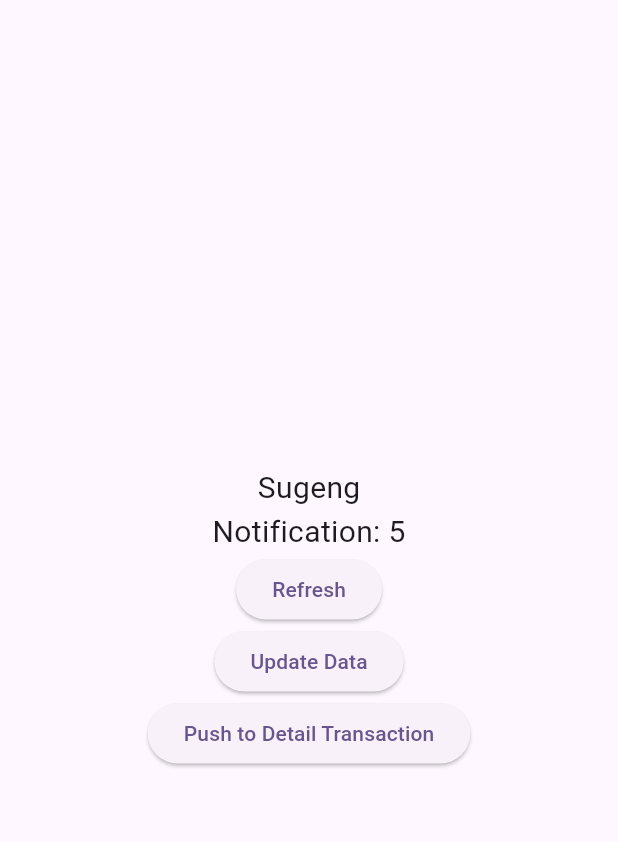
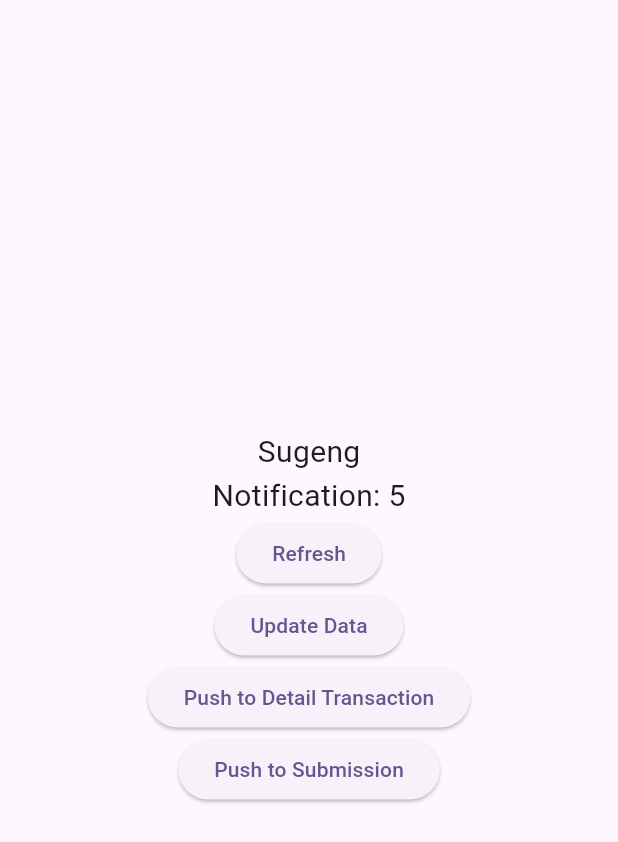
Before and after one commit to zynhrus/apptester_riverpod, a Flutter app: the screen it shows after launch, after a tap on "Refresh", on a phone screen of 412 x 824 dp. Shown: the top 842 px of the screen. Run offline on Flutter 3.47's test engine with Material 3 defaults, Android fonts, the phone set to English and light mode, and no system bars; our stand-ins replace equatable, flutter_riverpod, go_router, riverpod_annotation; generated files the repository leaves out were written again.

Commit message:
feat: add 1 module with multiple screen

```diff
--- a/lib/home/home_screen.dart
+++ b/lib/home/home_screen.dart
@@ -58,7 +58,13 @@ class _HomeScreenState extends ConsumerState<HomeScreen> {
                     event.onTapNavigate(context, "NWG-1212121212");
                   },
                   child: const Text('Push to Detail Transaction'),
-                )
+                ),
+                ElevatedButton(
+                  onPressed: () async {
+                    event.onTapNavigateSubmission(context, "sugeng123");
+                  },
+                  child: const Text('Push to Submission'),
+                ),
               ],
             ),
             Visibility(
--- a/lib/home/route/home_route.dart
+++ b/lib/home/route/home_route.dart
@@ -3,6 +3,8 @@ import 'package:app_riverpod/detail_transaction/route/detail_transaction_input_o
 import 'package:app_riverpod/detail_transaction/route/detail_transaction_route.dart';
 import 'package:app_riverpod/home/home_screen.dart';
 import 'package:app_riverpod/home/route/home_input_output.dart';
+import 'package:app_riverpod/submission/submssion_1/route/submission_1_route.dart';
+import 'package:app_riverpod/submission/submssion_1/route/suhmission_1_input_output.dart';
 import 'package:flutter/material.dart';
 import 'package:go_router/go_router.dart';
 import 'package:riverpod_annotation/riverpod_annotation.dart';
@@ -35,6 +37,7 @@ class HomeRoute extends BaseRoute<Null, HomeOutput> {
       routes: [
         // List of screen to navigate
         ref.read(detailTransactionRouteProvider).route(),
+        ref.read(submission1RouteProvider).route(),
         // ref.read(profileRouteProvider).route(),
         // ....
         // ref.read(profileRouteProvider).route(),
@@ -47,9 +50,9 @@ class HomeRoute extends BaseRoute<Null, HomeOutput> {
   Future<DetailTransactionOutput?> navigateToDetailTransaction(BuildContext context, DetailTransactionInput input) async {
     return ref.read(detailTransactionRouteProvider).push(context, input);
   }
-  // Future<ProfileOutput?> navigatetoProfile(BuildContext context, ProfileInput input) async {
-  //   return ref.read(profileRouteProvider).navigate(context, input);
-  // }
+  Future<Submission1Output?> navigatetoSubmission(BuildContext context, Submission1Input input) async {
+    return ref.read(submission1RouteProvider).push(context, input);
+  }
   // ....
   // Future<ProfileOutput?> navigatetoProfile(BuildContext context, ProfileInput input) async {
   //   return ref.read(profileRouteProvider).navigate(context, input);
--- /dev/null
+++ b/lib/submission/submission_2/route/submission_2_route.dart
@@ -0,0 +1,40 @@
+import 'package:app_riverpod/core/router/base_route.dart';
+import 'package:app_riverpod/submission/submission_2/route/suhmission_2_input_output.dart';
+import 'package:app_riverpod/submission/submission_2/submission_2_screen.dart';
+import 'package:app_riverpod/submission/submission_3/route/submission_3_route.dart';
+import 'package:app_riverpod/submission/submission_3/route/suhmission_3_input_output.dart';
+import 'package:flutter/material.dart';
+import 'package:go_router/go_router.dart';
+import 'package:riverpod_annotation/riverpod_annotation.dart';
+
+part 'submission_2_route.g.dart';
+
+@riverpod
+Submission2Route submission2Route(Submission2RouteRef ref) {
+  return Submission2Route(ref: ref);
+}
+
+class Submission2Route extends BaseRoute<Submission2Input, Submission2Output> {
+  Submission2Route({
+    super.name = "submission_2",
+    super.path = "/submission_2",
+    required this.ref,
+  });
+
+  Submission2RouteRef ref;
+
+  GoRoute route() {
+    return GoRoute(
+      name: name,
+      path: path,
+      builder: (context, state) {
+        return Submission2Screen(input: state.extra as Submission2Input);
+      },
+    );
+  }
+
+  // Available screen to navigate
+  Future<Submission3Output?> navigateToSubmission3(BuildContext context, Submission3Input input) async {
+    return ref.read(submission3RouteProvider).push(context, input);
+  }
+}
--- /dev/null
+++ b/lib/submission/submission_3/route/submission_3_route.dart
@@ -0,0 +1,30 @@
+import 'package:app_riverpod/core/router/base_route.dart';
+import 'package:app_riverpod/submission/submission_3/route/suhmission_3_input_output.dart';
+import 'package:app_riverpod/submission/submission_3/submission_3_screen.dart';
+import 'package:go_router/go_router.dart';
+import 'package:riverpod_annotation/riverpod_annotation.dart';
+
+part 'submission_3_route.g.dart';
+
+@riverpod
+Submission3Route submission3Route(Submission3RouteRef ref) {
+  return Submission3Route();
+}
+
+class Submission3Route extends BaseRoute<Submission3Input, Submission3Output> {
+  Submission3Route({
+    super.name = "submission_3",
+    super.path = "/submission_3",
+  });
+
+
+  GoRoute route() {
+    return GoRoute(
+      name: name,
+      path: path,
+      builder: (context, state) {
+        return Submission3Screen(input: state.extra as Submission3Input);
+      },
+    );
+  }
+}
--- /dev/null
+++ b/lib/submission/submssion_1/route/submission_1_route.dart
@@ -0,0 +1,50 @@
+import 'package:app_riverpod/core/router/base_route.dart';
+import 'package:app_riverpod/submission/submission_2/route/submission_2_route.dart';
+import 'package:app_riverpod/submission/submission_2/route/suhmission_2_input_output.dart';
+import 'package:app_riverpod/submission/submission_3/route/submission_3_route.dart';
+import 'package:app_riverpod/submission/submission_3/route/suhmission_3_input_output.dart';
+import 'package:app_riverpod/submission/submssion_1/route/suhmission_1_input_output.dart';
+import 'package:app_riverpod/submission/submssion_1/submission_1_screen.dart';
+import 'package:flutter/material.dart';
+import 'package:go_router/go_router.dart';
+import 'package:riverpod_annotation/riverpod_annotation.dart';
+
+part 'submission_1_route.g.dart';
+
+@riverpod
+Submission1Route submission1Route(Submission1RouteRef ref) {
+  return Submission1Route(ref: ref);
+}
+
+class Submission1Route extends BaseRoute<Submission1Input, Submission1Output> {
+  Submission1Route({
+    super.name = "submission_1",
+    super.path = "/submission_1",
+    required this.ref,
+  });
+
+  Submission1RouteRef ref;
+
+  GoRoute route() {
+    return GoRoute(
+      name: name,
+      path: path,
+      builder: (context, state) {
+        return Submission1Screen(input: state.extra as Submission1Input);
+      },
+      routes: [
+        ref.read(submission2RouteProvider).route(),
+        ref.read(submission3RouteProvider).route(),
+      ]
+    );
+  }
+
+    // Available screen to navigate
+  Future<Submission2Output?> navigateToSubmission2(BuildContext context, Submission2Input input) async {
+    return ref.read(submission2RouteProvider).push(context, input);
+  }
+
+  Future<Submission3Output?> navigateToSubmission3(BuildContext context, Submission3Input input) async {
+    return ref.read(submission3RouteProvider).push(context, input);
+  }
+}
```
Also changed, not shown: lib/home/notifier/home_notifier.dart (+9 -0 lines), lib/submission/common/appbar.dart (added, +17 -0 lines), lib/submission/submission_2/route/suhmission_2_input_output.dart (added, +19 -0 lines), lib/submission/submission_2/submission_2_screen.dart (added, +51 -0 lines), lib/submission/submission_3/route/suhmission_3_input_output.dart (added, +19 -0 lines), lib/submission/submission_3/submission_3_screen.dart (added, +41 -0 lines), lib/submission/submssion_1/route/suhmission_1_input_output.dart (added, +19 -0 lines), lib/submission/submssion_1/submission_1_screen.dart (added, +57 -0 lines), lib/home/notifier/home_notifier.g.dart, lib/submission/submission_2/route/submission_2_route.g.dart (added), lib/submission/submission_3/route/submission_3_route.g.dart (added), lib/submission/submssion_1/route/submission_1_route.g.dart (added).
